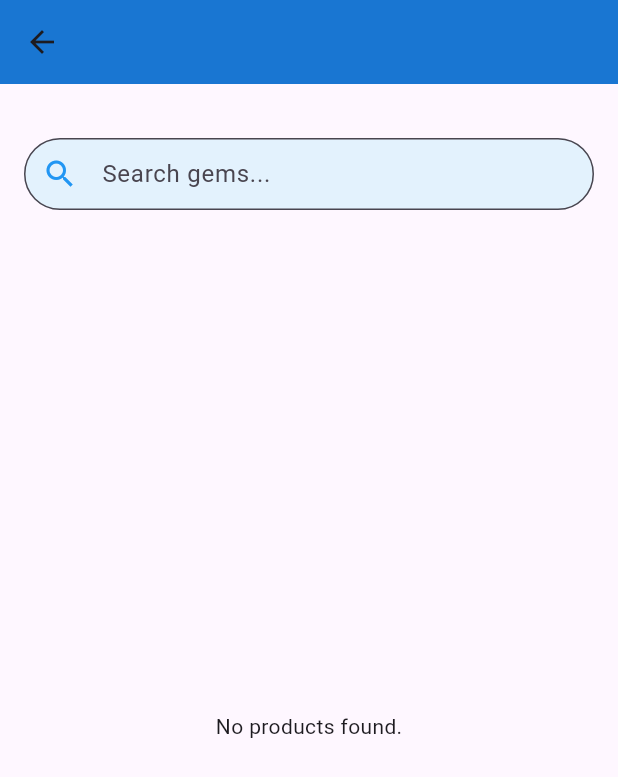
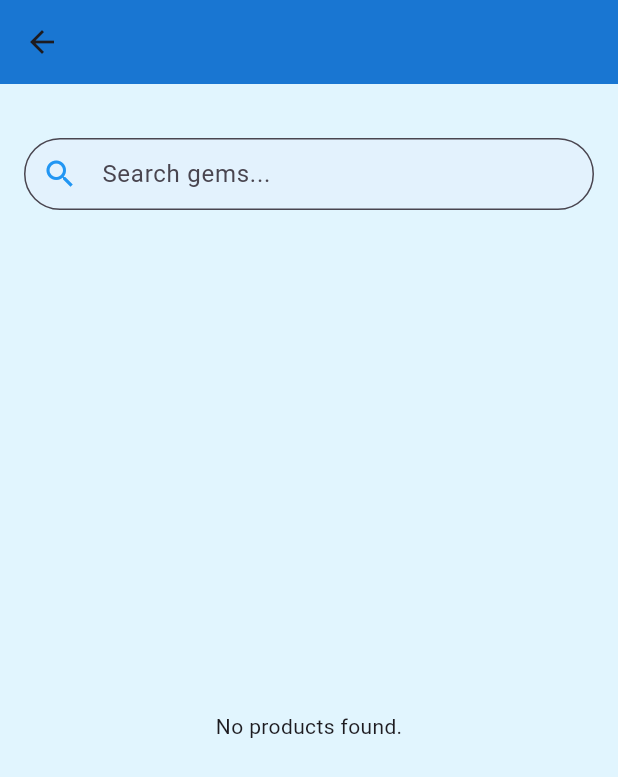
Before and after one commit to RensithUdara/gemhub_mobileapp, a Flutter app: the CategoryScreen screen opened directly with empty values, on a phone screen of 412 x 824 dp. Shown: the top 777 px of the screen. Run offline on Flutter 3.47's test engine with Material 3 defaults, Android fonts, the phone set to English and light mode, and no system bars; our stand-ins replace animated_bottom_navigation_bar, carousel_slider, cloud_firestore, firebase_auth, firebase_core, firebase_storage and 4 more; accounts and stored records are empty.

Commit message:
style: change background color of category screen to light blue

```diff
--- a/lib/screens/category_screen/category_screen.dart
+++ b/lib/screens/category_screen/category_screen.dart
@@ -38,7 +38,8 @@ class _CategoryScreenState extends State<CategoryScreen> {
         title: Text(widget.categoryTitle,
             style: const TextStyle(fontWeight: FontWeight.bold, fontSize: 24)),
       ),
-      body: Padding(
+      body: Container(
+        color: Colors.lightBlue[50], // Set background color to light blue
         padding: const EdgeInsets.all(16.0),
         child: Column(
           crossAxisAlignment: CrossAxisAlignment.start,
```
